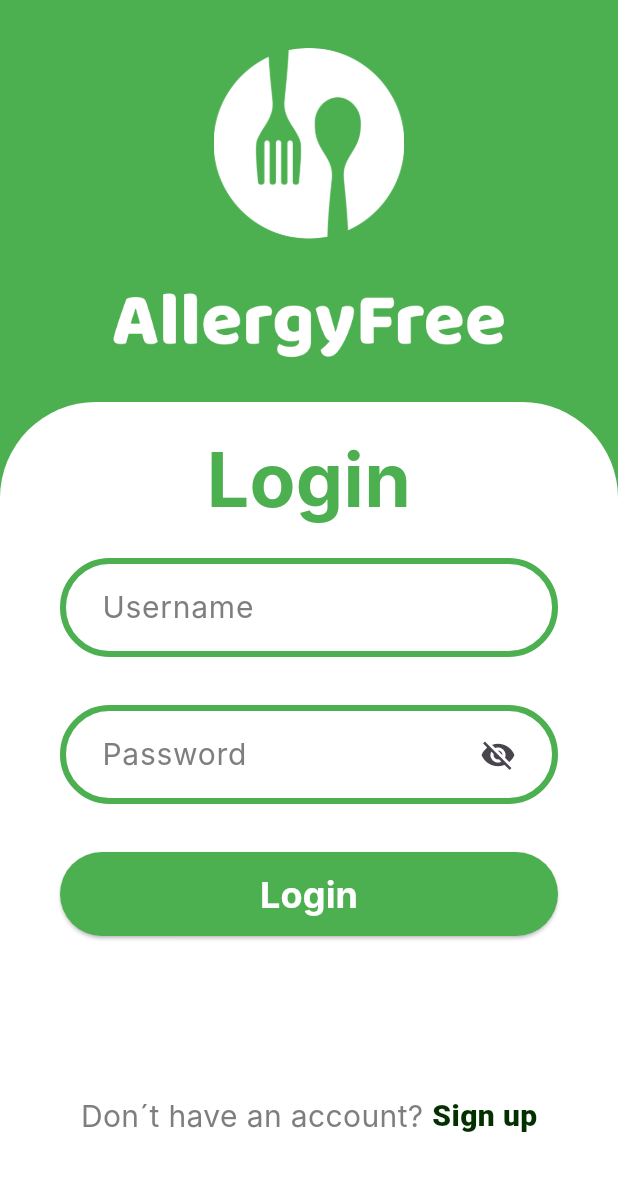
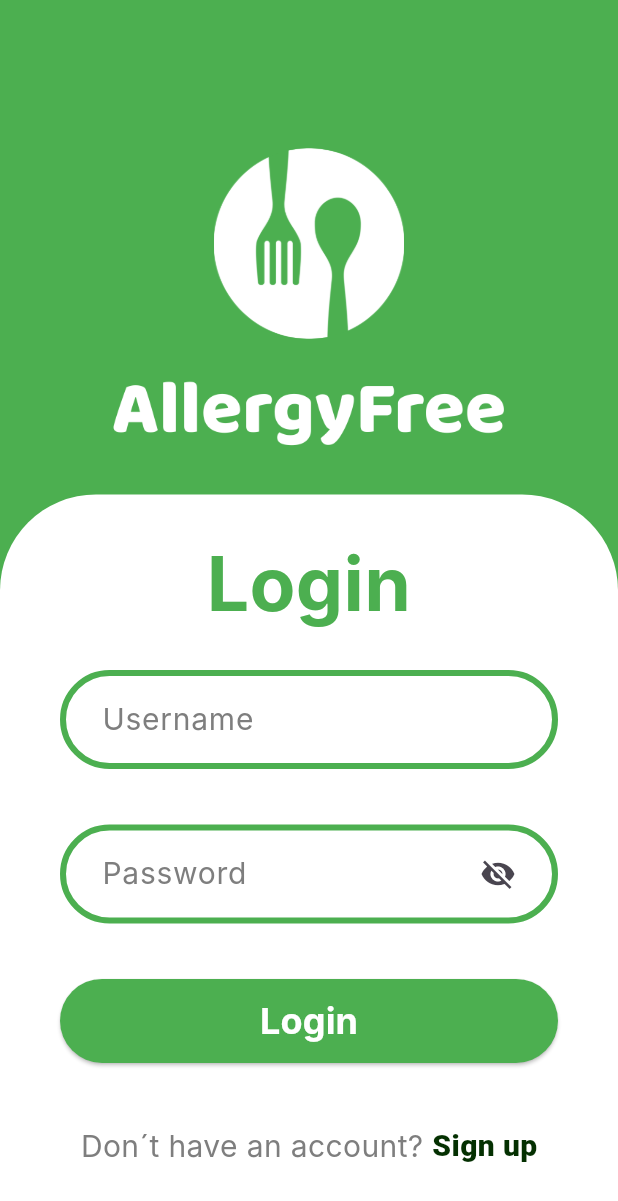
Before and after one commit to oayala775/allergy_free, a Flutter app: the screen it shows after launch, on a phone screen of 412 x 824 dp. Shown: the top 1201 px of the screen. Run offline on Flutter 3.47's test engine with Material 3 defaults, Android fonts, the phone set to English and light mode, and no system bars; our stand-ins replace camera, dotted_border, flutter_riverpod, go_router, multi_select_flutter; Roboto replaces fonts that are missing (Inter, inter).

Commit message:
transición

```diff
--- a/allergy_free/lib/presentation/screens/login/login_screen.dart
+++ b/allergy_free/lib/presentation/screens/login/login_screen.dart
@@ -13,40 +13,103 @@ class LoginScreen extends StatefulWidget {
   State<LoginScreen> createState() => _LoginScreenState();
 }
 
-class _LoginScreenState extends State<LoginScreen> {
+class _LoginScreenState extends State<LoginScreen>
+    with SingleTickerProviderStateMixin {
+  late AnimationController _animationController;
+  late Animation<double> _logoPositionAnimation;
+  late Animation<double> _formHeightAnimation;
+  late Animation<double> _formOpacityAnimation;
+
+  @override
+  void initState() {
+    super.initState();
+
+    _animationController = AnimationController(
+      duration: const Duration(milliseconds: 4000),
+      vsync: this,
+    );
+
+    // Animación para la posición del logo
+    _logoPositionAnimation = Tween<double>(
+      begin: 0.4, // Comienza centrado
+      end: 0.12, // Termina más abajo (12% desde arriba)
+    ).animate(CurvedAnimation(
+      parent: _animationController,
+      curve: Curves.easeInOut,
+    ));
+
+    // Animación para la altura del formulario
+    _formHeightAnimation = Tween<double>(
+      begin: 0.0,
+      end: 1.0,
+    ).animate(CurvedAnimation(
+      parent: _animationController,
+      curve: Curves.easeInOut,
+    ));
+
+    // Animación para la opacidad del formulario
+    _formOpacityAnimation = Tween<double>(
+      begin: 0.0,
+      end: 1.0,
+    ).animate(CurvedAnimation(
+      parent: _animationController,
+      curve: Curves.easeInOut,
+    ));
+
+    // Iniciar animación después de 2 segundos
+    Future.delayed(const Duration(seconds: 2), () {
+      if (mounted) {
+        _animationController.forward();
+      }
+    });
+  }
+
+  @override
+  void dispose() {
+    _animationController.dispose();
+    super.dispose();
+  }
+
   @override
   Widget build(BuildContext context) {
-    final Size size = MediaQuery.of(context).size; // size del viewport
-    final double minTopHeight =
-        size.height *
-        0.32; // Altura mínima del contenedor que contiene el logo y el icono
+    final Size size = MediaQuery.of(context).size;
+
     return Scaffold(
       backgroundColor: CustomColors.primary,
-      body: SingleChildScrollView(
-        child: ConstrainedBox(
-          constraints: BoxConstraints(minHeight: size.height),
-          child: IntrinsicHeight(
+      body: AnimatedBuilder(
+        animation: _animationController,
+        builder: (context, child) {
+          return Stack(
+            children: [
+              // Logo que se mueve hacia arriba
+              Positioned(
+                top: size.height * _logoPositionAnimation.value,
+                left: 0,
+                right: 0,
+                child: Center(
                   child: Column(
+                    mainAxisSize: MainAxisSize.min,
                     children: [
-                // Icono y logo
-                Container(
-                  width: double.infinity,
-                  color: CustomColors.primary,
-                  padding: EdgeInsets.only(top: 32, bottom: 16),
-                  constraints: BoxConstraints(minHeight: minTopHeight),
-                  child: Column(
-                    mainAxisAlignment: MainAxisAlignment.center,
-                    children: [
-                      Icon(),
-                      SizedBox(height: 16.0),
+                      const Icon(),
+                      const SizedBox(height: 8.0),
                       Logo(whiteLogo: true, height: 77, width: 263),
                     ],
                   ),
                 ),
-                // Formulario
-                Expanded(
+              ),
+
+              // Formulario que aparece desde abajo
+              Positioned(
+                bottom: 0,
+                left: 0,
+                right: 0,
+                child: Opacity(
+                  opacity: _formOpacityAnimation.value,
                   child: Container(
-                    width: double.infinity,
+                    height: size.height * 0.6 * _formHeightAnimation.value,
+                    constraints: BoxConstraints(
+                      maxHeight: size.height * 0.6,
+                    ),
                     decoration: BoxDecoration(
                       color: Colors.white,
                       borderRadius: BorderRadius.only(
@@ -54,19 +117,24 @@ class _LoginScreenState extends State<LoginScreen> {
                         topRight: Radius.circular(64.0),
                       ),
                     ),
+                    child: _formHeightAnimation.value > 0.3
+                        ? SingleChildScrollView(
+                            physics: const ClampingScrollPhysics(),
                             child: Padding(
-                      padding: EdgeInsets.symmetric(
+                              padding: const EdgeInsets.symmetric(
                                 horizontal: 24,
-                        vertical: 16,
+                                vertical: 24,
                               ),
                               child: Formulary(),
+                            ),
+                          )
+                        : const SizedBox.shrink(),
                   ),
                 ),
               ),
             ],
-            ),
-          ),
-        ),
+          );
+        },
       ),
     );
   }
@@ -98,25 +166,30 @@ class Formulary extends StatelessWidget {
   Widget build(BuildContext context) {
     return Form(
       child: Column(
-        mainAxisAlignment: MainAxisAlignment.spaceBetween,
+        mainAxisAlignment: MainAxisAlignment.start,
         crossAxisAlignment: CrossAxisAlignment.stretch,
+        mainAxisSize: MainAxisSize.min,
         children: [
           Column(
             crossAxisAlignment: CrossAxisAlignment.stretch,
+            mainAxisSize: MainAxisSize.min,
             children: [
               const Text(
                 'Login',
                 style: CustomTextStyles.titleLogin,
                 textAlign: TextAlign.center,
               ),
+              const SizedBox(height: 5),
               const CustomTextField(
                 text: 'Username',
                 inputType: TextInputType.text,
               ),
+              const SizedBox(height: 5),
               const CustomTextField(
                 text: 'Password',
                 inputType: TextInputType.visiblePassword,
               ),
+              const SizedBox(height: 5),
               CustomTextButton(
                 text: 'Login',
                 width: double.infinity,
@@ -129,6 +202,7 @@ class Formulary extends StatelessWidget {
               ),
             ],
           ),
+          const SizedBox(height: 5),
           const SignUpPrompt(),
         ],
       ),
@@ -141,12 +215,8 @@ class SignUpPrompt extends StatelessWidget {
 
   @override
   Widget build(BuildContext context) {
-    final Size size = MediaQuery.of(context).size; // size del viewport
     return Padding(
-      padding: EdgeInsets.only(
-        top: size.height * 0.02,
-        bottom: size.height * 0.06,
-      ),
+      padding: const EdgeInsets.only(top: 20, bottom: 20),
       child: Wrap(
         alignment: WrapAlignment.center,
         crossAxisAlignment: WrapCrossAlignment.center,
```
Lines whose indentation alone changed are shown as unchanged.
